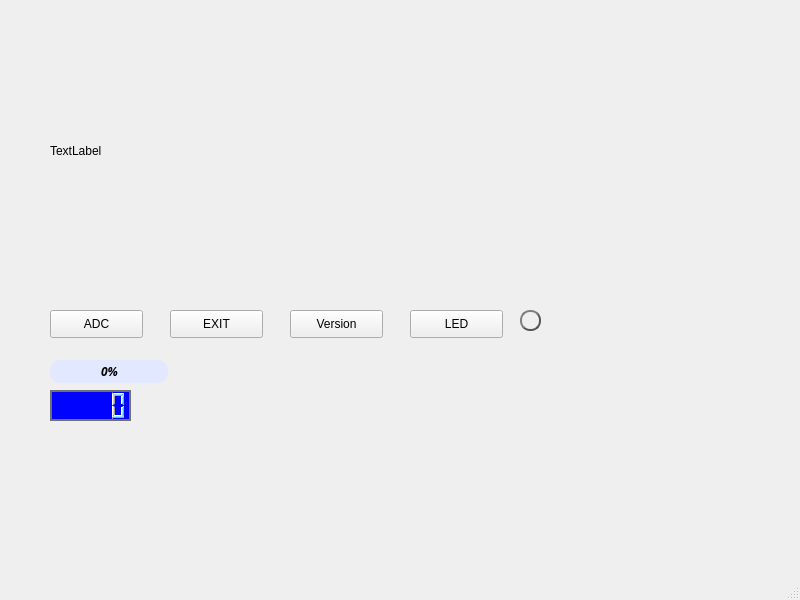
Old version of the form mainwindow.ui in the repository VladislavIlyasov/QT_VCP.
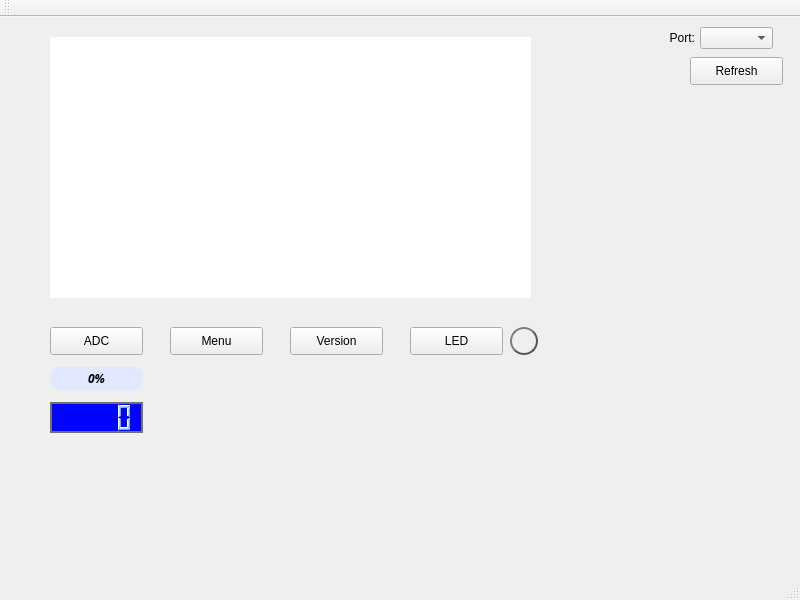
New version of the form.

The edit to the form file:
```diff
--- a/mainwindow.ui
+++ b/mainwindow.ui
@@ -19,12 +19,18 @@
      <rect>
       <x>50</x>
       <y>20</y>
-      <width>671</width>
+      <width>481</width>
       <height>261</height>
      </rect>
     </property>
+    <property name="styleSheet">
+     <string notr="true">QLabel{
+
+background: white;
+}</string>
+    </property>
     <property name="text">
-     <string>TextLabel</string>
+     <string/>
     </property>
    </widget>
    <widget class="QPushButton" name="pushButton">
@@ -50,7 +56,7 @@
      </rect>
     </property>
     <property name="text">
-     <string>EXIT</string>
+     <string>Menu</string>
     </property>
    </widget>
    <widget class="QPushButton" name="pushButton_3">
@@ -83,8 +89,8 @@
     <property name="geometry">
      <rect>
       <x>50</x>
-      <y>360</y>
-      <width>118</width>
+      <y>350</y>
+      <width>93</width>
       <height>23</height>
      </rect>
     </property>
@@ -123,8 +129,8 @@
     <property name="geometry">
      <rect>
       <x>50</x>
-      <y>390</y>
-      <width>81</width>
+      <y>385</y>
+      <width>93</width>
       <height>31</height>
      </rect>
     </property>
@@ -149,17 +155,17 @@
    <widget class="QPushButton" name="LedButton">
     <property name="geometry">
      <rect>
-      <x>520</x>
+      <x>510</x>
       <y>310</y>
-      <width>21</width>
-      <height>21</height>
+      <width>28</width>
+      <height>28</height>
      </rect>
     </property>
     <property name="styleSheet">
      <string notr="true">QPushButton {
     color: #333;
     border: 2px solid #555;
-    border-radius: 10px;
+    border-radius: 14px;
     border-style: outset;
     background: qradialgradient(
         cx: 0.3, cy: -0.4, fx: 0.3, fy: -0.4,
@@ -181,6 +187,50 @@
      <string/>
     </property>
    </widget>
+   <widget class="QComboBox" name="comboBox">
+    <property name="geometry">
+     <rect>
+      <x>700</x>
+      <y>10</y>
+      <width>73</width>
+      <height>22</height>
+     </rect>
+    </property>
+    <item>
+     <property name="text">
+      <string/>
+     </property>
+    </item>
+   </widget>
+   <widget class="QLabel" name="label_2">
+    <property name="geometry">
+     <rect>
+      <x>640</x>
+      <y>10</y>
+      <width>55</width>
+      <height>22</height>
+     </rect>
+    </property>
+    <property name="text">
+     <string>Port:</string>
+    </property>
+    <property name="alignment">
+     <set>Qt::AlignRight|Qt::AlignTrailing|Qt::AlignVCenter</set>
+    </property>
+   </widget>
+   <widget class="QPushButton" name="pushButton_6">
+    <property name="geometry">
+     <rect>
+      <x>690</x>
+      <y>40</y>
+      <width>93</width>
+      <height>28</height>
+     </rect>
+    </property>
+    <property name="text">
+     <string>Refresh</string>
+    </property>
+   </widget>
   </widget>
   <widget class="QMenuBar" name="menubar">
    <property name="geometry">
@@ -193,6 +243,17 @@
    </property>
   </widget>
   <widget class="QStatusBar" name="statusbar"/>
+  <widget class="QToolBar" name="toolBar">
+   <property name="windowTitle">
+    <string>toolBar</string>
+   </property>
+   <attribute name="toolBarArea">
+    <enum>TopToolBarArea</enum>
+   </attribute>
+   <attribute name="toolBarBreak">
+    <bool>false</bool>
+   </attribute>
+  </widget>
  </widget>
  <resources/>
  <connections/>
```
